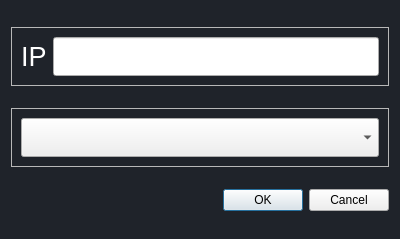
Qt form ipSettings.ui (CoreFreeze/BRS) before a commit.
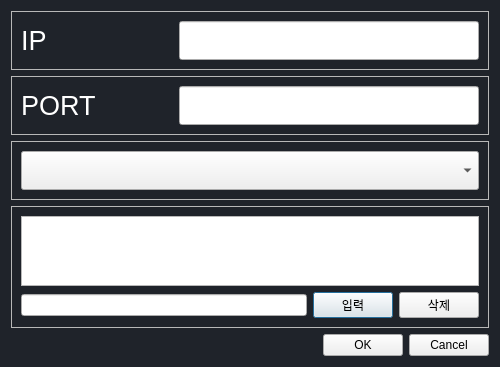
The same form after that commit.

What changed in the file:
```diff
--- a/ipSettings.ui
+++ b/ipSettings.ui
@@ -9,8 +9,8 @@
    <rect>
     <x>0</x>
     <y>0</y>
-    <width>400</width>
-    <height>239</height>
+    <width>500</width>
+    <height>352</height>
    </rect>
   </property>
   <property name="windowTitle">
@@ -20,7 +20,7 @@
    <string notr="true">#Dialog {
 	background-color: #1f232a;
 }
-#label {
+#label, #label_2 {
 	color: white;
 }</string>
   </property>
@@ -54,6 +54,51 @@
       </item>
       <item>
        <widget class="QLineEdit" name="lineEdit">
+        <property name="maximumSize">
+         <size>
+          <width>300</width>
+          <height>16777215</height>
+         </size>
+        </property>
+        <property name="font">
+         <font>
+          <pointsize>20</pointsize>
+         </font>
+        </property>
+       </widget>
+      </item>
+     </layout>
+    </widget>
+   </item>
+   <item>
+    <widget class="QFrame" name="frame_4">
+     <property name="frameShape">
+      <enum>QFrame::StyledPanel</enum>
+     </property>
+     <property name="frameShadow">
+      <enum>QFrame::Raised</enum>
+     </property>
+     <layout class="QHBoxLayout" name="horizontalLayout_4">
+      <item>
+       <widget class="QLabel" name="label_2">
+        <property name="font">
+         <font>
+          <pointsize>20</pointsize>
+         </font>
+        </property>
+        <property name="text">
+         <string>PORT</string>
+        </property>
+       </widget>
+      </item>
+      <item>
+       <widget class="QLineEdit" name="lineEdit_2">
+        <property name="maximumSize">
+         <size>
+          <width>300</width>
+          <height>16777215</height>
+         </size>
+        </property>
         <property name="font">
          <font>
           <pointsize>20</pointsize>
@@ -91,6 +136,45 @@
      </layout>
     </widget>
    </item>
+   <item>
+    <widget class="QFrame" name="frame_3">
+     <property name="frameShape">
+      <enum>QFrame::StyledPanel</enum>
+     </property>
+     <property name="frameShadow">
+      <enum>QFrame::Raised</enum>
+     </property>
+     <layout class="QVBoxLayout" name="verticalLayout_2">
+      <item>
+       <widget class="QListWidget" name="LocationList"/>
+      </item>
+      <item>
+       <layout class="QHBoxLayout" name="horizontalLayout_3">
+        <item>
+         <widget class="QLineEdit" name="inputLocation"/>
+        </item>
+        <item>
+         <widget class="QPushButton" name="addLocation">
+          <property name="text">
+           <string>입력</string>
+          </property>
+          <property name="default">
+           <bool>true</bool>
+          </property>
+         </widget>
+        </item>
+        <item>
+         <widget class="QPushButton" name="delLocation">
+          <property name="text">
+           <string>삭제</string>
+          </property>
+         </widget>
+        </item>
+       </layout>
+      </item>
+     </layout>
+    </widget>
+   </item>
    <item>
     <widget class="QDialogButtonBox" name="buttonBox">
      <property name="orientation">
```
